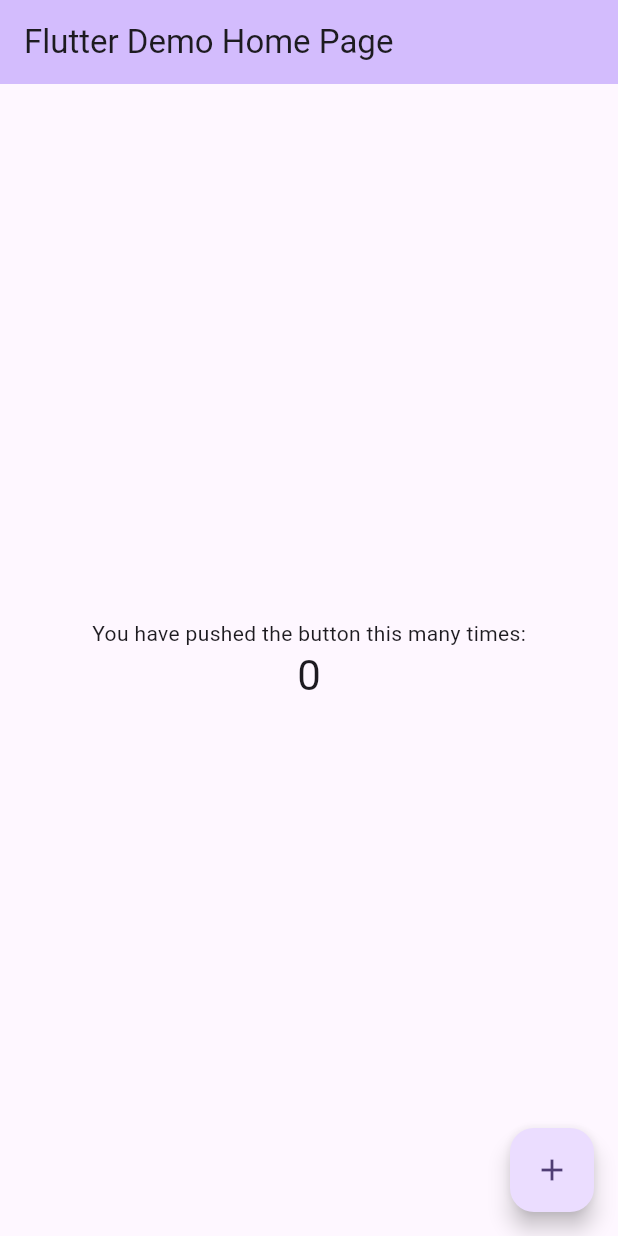
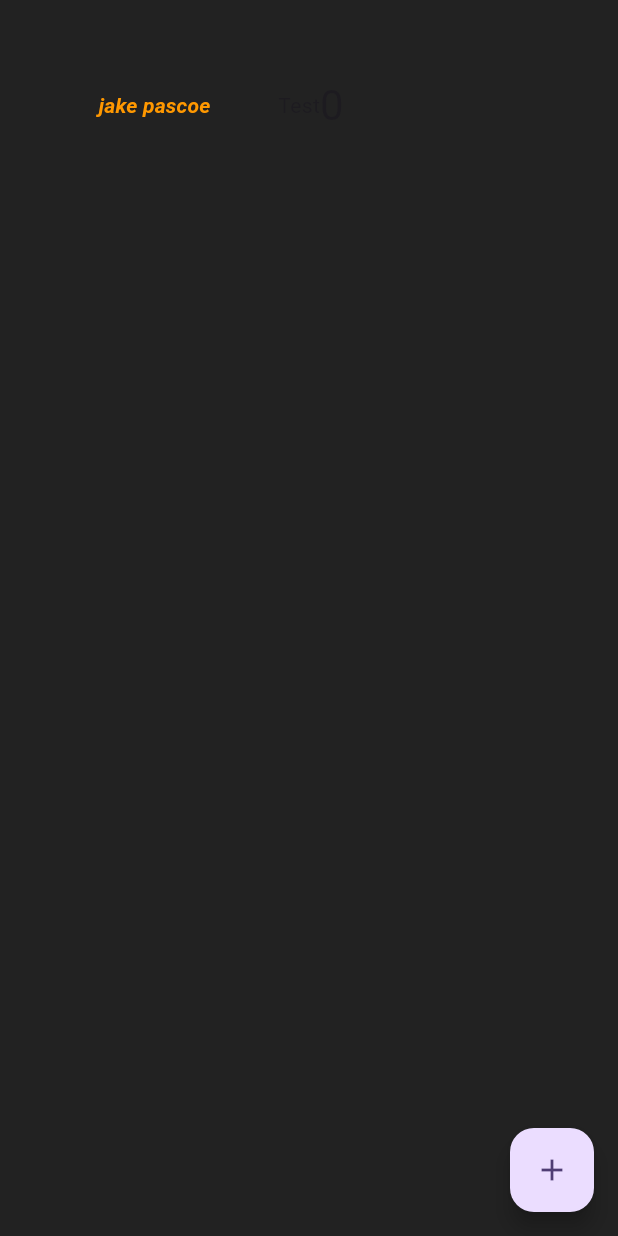
Before and after one commit to jcolep/jcolep_website, a Flutter app: the screen it shows after launch, on a phone screen of 412 x 824 dp. Run offline on Flutter 3.47's test engine with Material 3 defaults, Android fonts, the phone set to English and light mode, and no system bars.

Commit message:
started header

```diff
--- a/lib/main.dart
+++ b/lib/main.dart
@@ -31,7 +31,7 @@
         colorScheme: ColorScheme.fromSeed(seedColor: Colors.deepPurple),
         useMaterial3: true,
       ),
-      home: const MyHomePage(title: 'Flutter Demo Home Page'),
+      home: const MyHomePage(title: 'jake pascoe'),
     );
   }
 }
@@ -70,6 +70,8 @@
 
   @override
   Widget build(BuildContext context) {
+    var screenWidth = MediaQuery.of(context).size.width;
+    var screenHeight = MediaQuery.of(context).size.width;
     // This method is rerun every time setState is called, for instance as done
     // by the _incrementCounter method above.
     //
@@ -77,19 +79,8 @@
     // fast, so that you can just rebuild anything that needs updating rather
     // than having to individually change instances of widgets.
     return Scaffold(
-      appBar: AppBar(
-        // TRY THIS: Try changing the color here to a specific color (to
-        // Colors.amber, perhaps?) and trigger a hot reload to see the AppBar
-        // change color while the other colors stay the same.
-        backgroundColor: Theme.of(context).colorScheme.inversePrimary,
-        // Here we take the value from the MyHomePage object that was created by
-        // the App.build method, and use it to set our appbar title.
-        title: Text(widget.title),
-      ),
-      body: Center(
-        // Center is a layout widget. It takes a single child and positions it
-        // in the middle of the parent.
-        child: Column(
+      backgroundColor: Colors.black87,
+      body: Column(
         // Column is also a layout widget. It takes a list of children and
         // arranges them vertically. By default, it sizes itself to fit its
         // children horizontally, and tries to be as tall as its parent.
@@ -103,10 +94,32 @@
         // TRY THIS: Invoke "debug painting" (choose the "Toggle Debug Paint"
         // action in the IDE, or press "p" in the console), to see the
         // wireframe for each widget.
-          mainAxisAlignment: MainAxisAlignment.center,
         children: <Widget>[
+          Padding(
+            padding: EdgeInsets.only(top: screenHeight * 0.02),
+            child: Row(
+              children: [
+                Padding(
+                  padding: EdgeInsets.only(left: screenWidth * 0.05),
+                  child: SizedBox(
+                    width: screenWidth * .4,
+                    height: screenHeight * .3,
+                    child: TextButton(
+                      onPressed: () {},
+                      child: FittedBox(
+                        child: Text(
+                          "jake pascoe",
+                          style: TextStyle(
+                              color: Colors.orange,
+                              fontWeight: FontWeight.bold,
+                              fontStyle: FontStyle.italic)
+                        ),
+                      ),
+                    ),
+                  ),
+                ),
                 const Text(
-              'You have pushed the button this many times:',
+                  'Test',
                 ),
                 Text(
                   '$_counter',
@@ -114,6 +127,8 @@
                 ),
               ],
             ),
+          ),
+        ],
       ),
       floatingActionButton: FloatingActionButton(
         onPressed: _incrementCounter,
```
Lines whose indentation alone changed are shown as unchanged.
